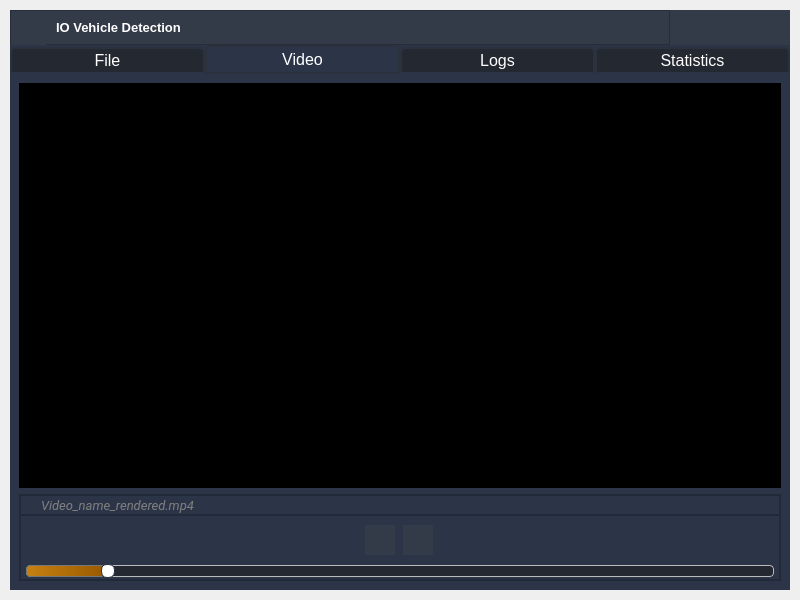
piotrsladowski/Vehicle-Detection-OpenCV, file src/gui/ui_main.ui: the form before one commit.
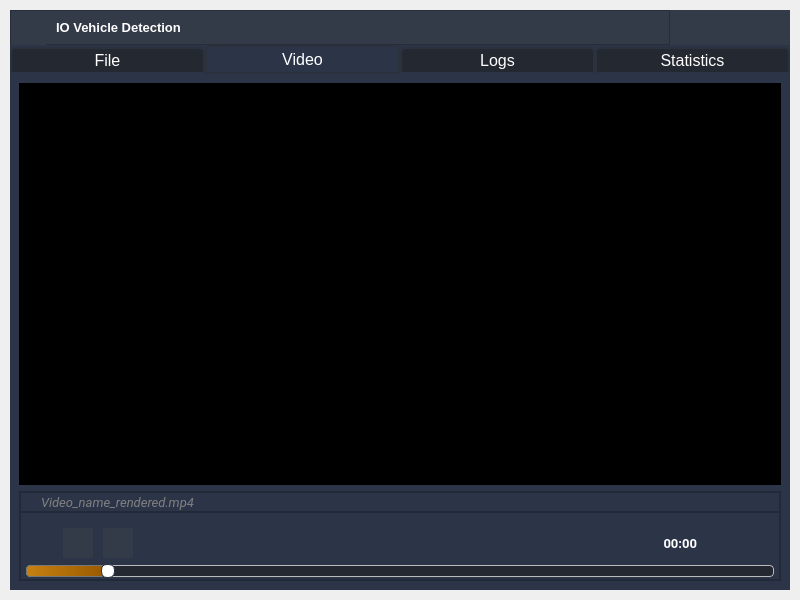
The form after the commit. The open tabs and pages were chosen to show the change. Icons and pictures are not drawn.

Commit message: finally video player works and other blows and whistles

Patch:
```diff
--- a/src/gui/ui_main.ui
+++ b/src/gui/ui_main.ui
@@ -742,33 +742,6 @@
              <property name="frameShadow">
               <enum>QFrame::Raised</enum>
              </property>
-             <layout class="QVBoxLayout" name="verticalLayout_10">
-              <property name="spacing">
-               <number>0</number>
-              </property>
-              <property name="leftMargin">
-               <number>0</number>
-              </property>
-              <property name="topMargin">
-               <number>0</number>
-              </property>
-              <property name="rightMargin">
-               <number>0</number>
-              </property>
-              <property name="bottomMargin">
-               <number>0</number>
-              </property>
-              <item>
-               <widget class="QGraphicsView" name="videoViewPlane">
-                <property name="interactive">
-                 <bool>false</bool>
-                </property>
-                <property name="viewportUpdateMode">
-                 <enum>QGraphicsView::FullViewportUpdate</enum>
-                </property>
-               </widget>
-              </item>
-             </layout>
             </widget>
            </item>
            <item>
@@ -897,11 +870,20 @@
                     <enum>QFrame::Plain</enum>
                    </property>
                    <layout class="QHBoxLayout" name="horizontalLayout_10">
+                    <property name="spacing">
+                     <number>10</number>
+                    </property>
                     <property name="leftMargin">
-                     <number>300</number>
+                     <number>0</number>
+                    </property>
+                    <property name="topMargin">
+                     <number>10</number>
                     </property>
                     <property name="rightMargin">
-                     <number>300</number>
+                     <number>0</number>
+                    </property>
+                    <property name="bottomMargin">
+                     <number>0</number>
                     </property>
                     <item>
                      <widget class="QPushButton" name="btnPlay">
@@ -981,6 +963,33 @@
                       </property>
                      </widget>
                     </item>
+                    <item>
+                     <widget class="QLabel" name="videoTimeLabel">
+                      <property name="minimumSize">
+                       <size>
+                        <width>200</width>
+                        <height>0</height>
+                       </size>
+                      </property>
+                      <property name="font">
+                       <font>
+                        <family>Roboto</family>
+                        <pointsize>10</pointsize>
+                        <weight>75</weight>
+                        <bold>true</bold>
+                       </font>
+                      </property>
+                      <property name="styleSheet">
+                       <string notr="true">color: white;</string>
+                      </property>
+                      <property name="text">
+                       <string>00:00</string>
+                      </property>
+                      <property name="alignment">
+                       <set>Qt::AlignRight|Qt::AlignTrailing|Qt::AlignVCenter</set>
+                      </property>
+                     </widget>
+                    </item>
                    </layout>
                   </widget>
                  </item>
```
Left out of the diff: 45 changed lines with no effect on the pictures. Lines whose indentation alone changed are shown as unchanged. The commit also changes 2 other files.
